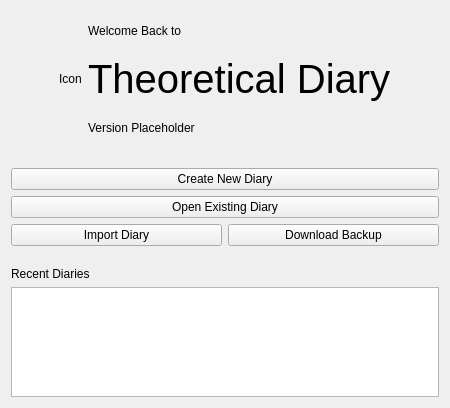
First picture: the form in src/gui/MainMenu.ui, repository someretical/TheoreticalDiary, before the edit.
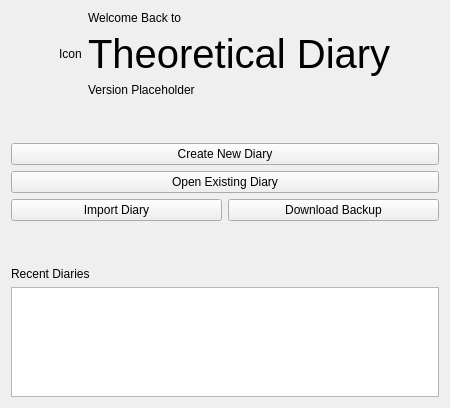
Second picture: the form after the edit.

Patch:
```diff
--- a/src/gui/MainMenu.ui
+++ b/src/gui/MainMenu.ui
@@ -94,13 +94,10 @@
     </layout>
    </item>
    <item>
-    <spacer name="verticalSpacer_2">
+    <spacer name="verticalSpacer">
      <property name="orientation">
       <enum>Qt::Vertical</enum>
      </property>
-     <property name="sizeType">
-      <enum>QSizePolicy::Fixed</enum>
-     </property>
      <property name="sizeHint" stdset="0">
       <size>
        <width>0</width>
@@ -141,6 +138,19 @@
      </item>
     </layout>
    </item>
+   <item>
+    <spacer name="verticalSpacer_2">
+     <property name="orientation">
+      <enum>Qt::Vertical</enum>
+     </property>
+     <property name="sizeHint" stdset="0">
+      <size>
+       <width>0</width>
+       <height>15</height>
+      </size>
+     </property>
+    </spacer>
+   </item>
    <item>
     <widget class="QWidget" name="recentDiariesWidget" native="true">
      <layout class="QVBoxLayout" name="verticalLayout_3">
@@ -156,22 +166,6 @@
       <property name="bottomMargin">
        <number>0</number>
       </property>
-      <item>
-       <spacer name="verticalSpacer">
-        <property name="orientation">
-         <enum>Qt::Vertical</enum>
-        </property>
-        <property name="sizeType">
-         <enum>QSizePolicy::Fixed</enum>
-        </property>
-        <property name="sizeHint" stdset="0">
-         <size>
-          <width>0</width>
-          <height>15</height>
-         </size>
-        </property>
-       </spacer>
-      </item>
       <item>
        <widget class="QLabel" name="label">
         <property name="text">
```
